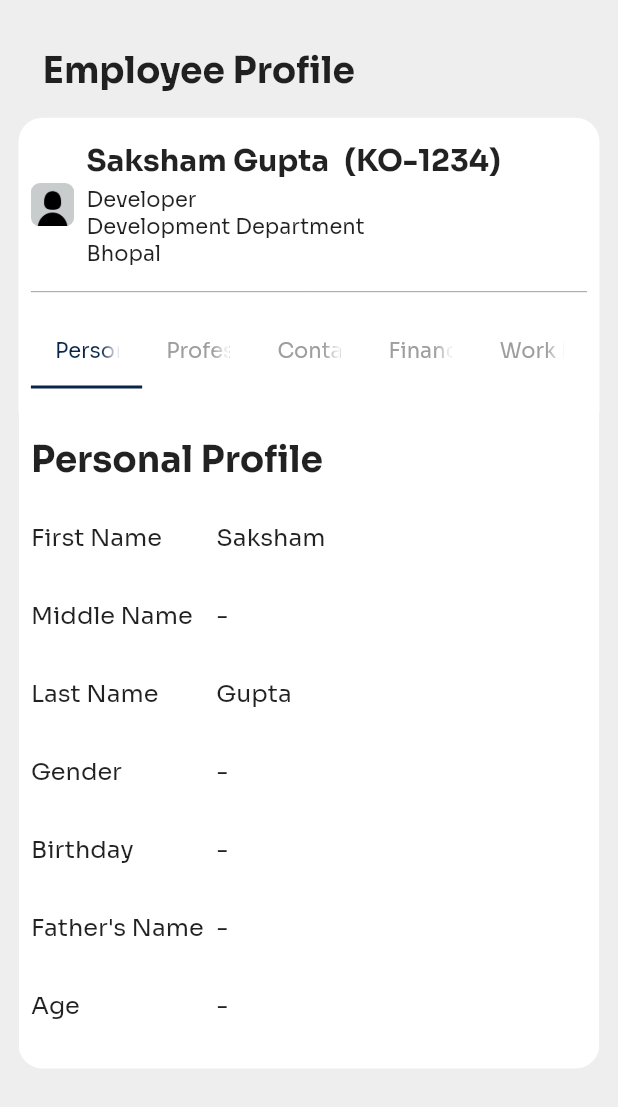
After one commit to techkatyayani/kohr_admin, a Flutter app: the UserDetailsScreen screen opened directly, on a phone screen of 412 x 824 dp. The commit adds this screen. Shown: the top 1107 px of the screen. Run offline on Flutter 3.47's test engine with Material 3 defaults, Android fonts, the phone set to English and light mode, and no system bars; our stand-ins replace cloud_firestore, eva_icons_flutter, file_picker, firebase_auth, firebase_core, page_transition; missing offline and left inert: excel; accounts and stored records are empty; network calls fail.

Commit message:
Create user import excel update

```diff
--- a/lib/dashboard_screen.dart
+++ b/lib/dashboard_screen.dart
@@ -107,8 +107,8 @@ class _DashBoardState extends State<DashBoard> {
               children: [
                 const CircleAvatar(
                   backgroundColor: AppColors.grey,
-                  backgroundImage: AssetImage(
-                      'assets/images/profile.jpg'), // Your profile image
+                  backgroundImage: NetworkImage(
+                      'https://firebasestorage.googleapis.com/v0/b/practice-f2e58.appspot.com/o/profile.jpg?alt=media&token=addf52d8-d267-4028-a2e5-fa55b72b032e'), // Your profile image
                   radius: 20,
                 ),
                 const SizedBox(width: 8),
--- a/lib/main.dart
+++ b/lib/main.dart
@@ -6,6 +6,7 @@ import 'package:kohr_admin/screens/auth/auth_handler.dart';
 import 'package:kohr_admin/screens/auth/forgot_password.dart';
 import 'package:kohr_admin/screens/auth/login_screen.dart';
 import 'package:kohr_admin/screens/usermanagement/add_user.dart';
+import 'package:kohr_admin/screens/usermanagement/user_details_screen.dart';
 import 'package:kohr_admin/screens/usermanagement/user_management_screen.dart';
 
 void main() async {
@@ -33,7 +34,7 @@ class MyApp extends StatelessWidget {
         ),
         useMaterial3: false,
       ),
-      // home: login(),
+      // home: UserDetailsScreen(),
       initialRoute: '/',
       routes: {
         '/': (context) => const AuthWrapper(),
--- /dev/null
+++ b/lib/screens/usermanagement/contact_details_screenn.dart
@@ -0,0 +1,50 @@
+import 'package:flutter/material.dart';
+import 'package:kohr_admin/colors.dart';
+import 'package:kohr_admin/screens/usermanagement/widgets/label_row.dart';
+
+class ContactDetailsScreenn extends StatefulWidget {
+  const ContactDetailsScreenn({super.key});
+
+  @override
+  State<ContactDetailsScreenn> createState() => _ContactDetailsScreennState();
+}
+
+class _ContactDetailsScreennState extends State<ContactDetailsScreenn> {
+  @override
+  Widget build(BuildContext context) {
+    final size = MediaQuery.of(context).size;
+
+    return SingleChildScrollView(
+      child: Container(
+        padding: EdgeInsets.symmetric(
+          horizontal: size.width * .02,
+          vertical: size.height * .02,
+        ),
+        decoration: const BoxDecoration(
+          borderRadius: BorderRadius.only(
+            bottomRight: Radius.circular(16),
+            bottomLeft: Radius.circular(16),
+          ),
+          color: AppColors.white,
+        ),
+        child: Column(
+          crossAxisAlignment: CrossAxisAlignment.start,
+          children: [
+            Text(
+              "Personal Profile",
+              style: TextStyle(fontWeight: FontWeight.bold, fontSize: 24),
+            ),
+            SizedBox(height: 10),
+            LabelValueRow(label: "First Name", value: "Saksham"),
+            LabelValueRow(label: "Middle Name", value: "-"),
+            LabelValueRow(label: "Last Name", value: "Gupta"),
+            LabelValueRow(label: "Gender", value: "-"),
+            LabelValueRow(label: "Birthday", value: "-"),
+            LabelValueRow(label: "Father's Name", value: "-"),
+            LabelValueRow(label: "Age", value: "-"),
+          ],
+        ),
+      ),
+    );
+  }
+}
--- /dev/null
+++ b/lib/screens/usermanagement/personal_profile_screen.dart
@@ -0,0 +1,50 @@
+import 'package:flutter/material.dart';
+import 'package:kohr_admin/colors.dart';
+import 'package:kohr_admin/screens/usermanagement/widgets/label_row.dart';
+
+class PersonalProfileScreen extends StatefulWidget {
+  const PersonalProfileScreen({super.key});
+
+  @override
+  State<PersonalProfileScreen> createState() => _PersonalProfileScreenState();
+}
+
+class _PersonalProfileScreenState extends State<PersonalProfileScreen> {
+  @override
+  Widget build(BuildContext context) {
+    final size = MediaQuery.of(context).size;
+
+    return SingleChildScrollView(
+      child: Container(
+        padding: EdgeInsets.symmetric(
+          horizontal: size.width * .02,
+          vertical: size.height * .02,
+        ),
+        decoration: const BoxDecoration(
+          borderRadius: BorderRadius.only(
+            bottomRight: Radius.circular(16),
+            bottomLeft: Radius.circular(16),
+          ),
+          color: AppColors.white,
+        ),
+        child: Column(
+          crossAxisAlignment: CrossAxisAlignment.start,
+          children: [
+            Text(
+              "Personal Profile",
+              style: TextStyle(fontWeight: FontWeight.bold, fontSize: 24),
+            ),
+            SizedBox(height: 10),
+            LabelValueRow(label: "First Name", value: "Saksham"),
+            LabelValueRow(label: "Middle Name", value: "-"),
+            LabelValueRow(label: "Last Name", value: "Gupta"),
+            LabelValueRow(label: "Gender", value: "-"),
+            LabelValueRow(label: "Birthday", value: "-"),
+            LabelValueRow(label: "Father's Name", value: "-"),
+            LabelValueRow(label: "Age", value: "-"),
+          ],
+        ),
+      ),
+    );
+  }
+}
--- /dev/null
+++ b/lib/screens/usermanagement/user_details_screen.dart
@@ -0,0 +1,147 @@
+import 'package:flutter/material.dart';
+import 'package:kohr_admin/colors.dart';
+import 'package:kohr_admin/screens/usermanagement/contact_details_screenn.dart';
+import 'package:kohr_admin/screens/usermanagement/financial_details.dart';
+import 'package:kohr_admin/screens/usermanagement/personal_profile_screen.dart';
+import 'package:kohr_admin/screens/usermanagement/professional_profile_screen.dart';
+import 'package:kohr_admin/screens/usermanagement/work_profile_screen.dart';
+
+class UserDetailsScreen extends StatefulWidget {
+  const UserDetailsScreen({super.key});
+
+  @override
+  State<UserDetailsScreen> createState() => _UserDetailsScreenState();
+}
+
+class _UserDetailsScreenState extends State<UserDetailsScreen>
+    with SingleTickerProviderStateMixin {
+  late TabController _tabController;
+
+  @override
+  void initState() {
+    super.initState();
+    _tabController = TabController(length: 5, vsync: this);
+  }
+
+  @override
+  void dispose() {
+    _tabController.dispose();
+    super.dispose();
+  }
+
+  @override
+  Widget build(BuildContext context) {
+    final size = MediaQuery.of(context).size;
+    return Scaffold(
+      backgroundColor: AppColors.greyBackground,
+      body: SingleChildScrollView(
+        // Wrap your body in a SingleChildScrollView
+        child: Padding(
+          padding: EdgeInsets.only(
+            left: size.width * .03,
+            right: size.width * .03,
+            top: size.height * .02,
+          ),
+          child: Column(
+            crossAxisAlignment: CrossAxisAlignment.start,
+            children: [
+              const Padding(
+                padding: EdgeInsets.all(16.0),
+                child: Text(
+                  "Employee Profile",
+                  style: TextStyle(fontWeight: FontWeight.bold, fontSize: 24),
+                ),
+              ),
+              Container(
+                padding: EdgeInsets.symmetric(
+                  horizontal: size.width * .02,
+                  vertical: size.height * .02,
+                ),
+                decoration: const BoxDecoration(
+                  color: AppColors.white,
+                  borderRadius: BorderRadius.only(
+                      topLeft: Radius.circular(16),
+                      topRight: Radius.circular(16)),
+                ),
+                child: Column(
+                  mainAxisSize: MainAxisSize.min,
+                  children: [
+                    Row(
+                      mainAxisSize: MainAxisSize.min,
+                      children: [
+                        ClipRRect(
+                          borderRadius: BorderRadius.circular(6),
+                          child: Image.asset(
+                            "assets/images/profile.jpg",
+                            width: size.width * .07,
+                          ),
+                        ),
+                        SizedBox(width: size.width * .02),
+                        const Expanded(
+                          child: Column(
+                            crossAxisAlignment: CrossAxisAlignment.start,
+                            children: [
+                              Row(
+                                children: [
+                                  Text(
+                                    "Saksham Gupta",
+                                    style: TextStyle(
+                                        fontWeight: FontWeight.bold,
+                                        fontSize: 20),
+                                  ),
+                                  SizedBox(width: 10),
+                                  Text(
+                                    "(KO-1234)",
+                                    style: TextStyle(
+                                        fontWeight: FontWeight.bold,
+                                        fontSize: 20),
+                                  ),
+                                ],
+                              ),
+                              SizedBox(height: 4),
+                              Text("Developer", style: TextStyle(fontSize: 14)),
+                              Text("Development Department",
+                                  style: TextStyle(fontSize: 14)),
+                              Text("Bhopal", style: TextStyle(fontSize: 14)),
+                            ],
+                          ),
+                        ),
+                      ],
+                    ),
+                    Divider(color: Colors.grey, height: size.height * .04),
+                    TabBar(
+                      controller: _tabController,
+                      tabs: const [
+                        Tab(text: 'Personal Profile'),
+                        Tab(text: 'Professional Profile'),
+                        Tab(text: 'Contact Details'),
+                        Tab(text: 'Financial Details'),
+                        Tab(text: 'Work Profile'),
+                      ],
+                      indicatorColor: AppColors.primaryBlue,
+                      labelColor: AppColors.primaryBlue,
+                      unselectedLabelColor: Colors.grey,
+                    ),
+                  ],
+                ),
+              ),
+              SizedBox(
+                height: size.height * .8,
+                child: TabBarView(
+                  controller: _tabController,
+                  children: const [
+                    PersonalProfileScreen(),
+                    ProfessionalProfileScreen(),
+                    ContactDetailsScreenn(),
+                    FinancialDetailsScreen(),
+                    WorkProfileScreen(),
+                  ],
+                ),
+              ),
+            ],
+          ),
+        ),
+      ),
+    );
+  }
+}
--- /dev/null
+++ b/lib/screens/usermanagement/widgets/label_row.dart
@@ -0,0 +1,38 @@
+import 'package:flutter/material.dart';
+
+class LabelValueRow extends StatelessWidget {
+  final String label;
+  final String value;
+
+  const LabelValueRow({
+    super.key,
+    required this.label,
+    required this.value,
+  });
+
+  @override
+  Widget build(BuildContext context) {
+    final size = MediaQuery.of(context).size;
+
+    return Padding(
+      padding: const EdgeInsets.symmetric(vertical: 16),
+      child: Row(
+        children: [
+          Expanded(
+            child: Text(
+              label,
+              style: const TextStyle(fontSize: 16),
+            ),
+          ),
+          Expanded(
+            flex: 2,
+            child: Text(
+              value,
+              style: const TextStyle(fontSize: 16),
+            ),
+          ),
+        ],
+      ),
+    );
+  }
+}
```
Also changed, not shown: lib/screens/usermanagement/add_user.dart (+56 -4 lines), lib/screens/usermanagement/financial_details.dart (added, +52 -0 lines), lib/screens/usermanagement/professional_profile_screen.dart (added, +75 -0 lines), lib/screens/usermanagement/user_management_screen.dart (+9 -2 lines), lib/screens/usermanagement/work_profile_screen.dart (added, +58 -0 lines), 2 other files.
